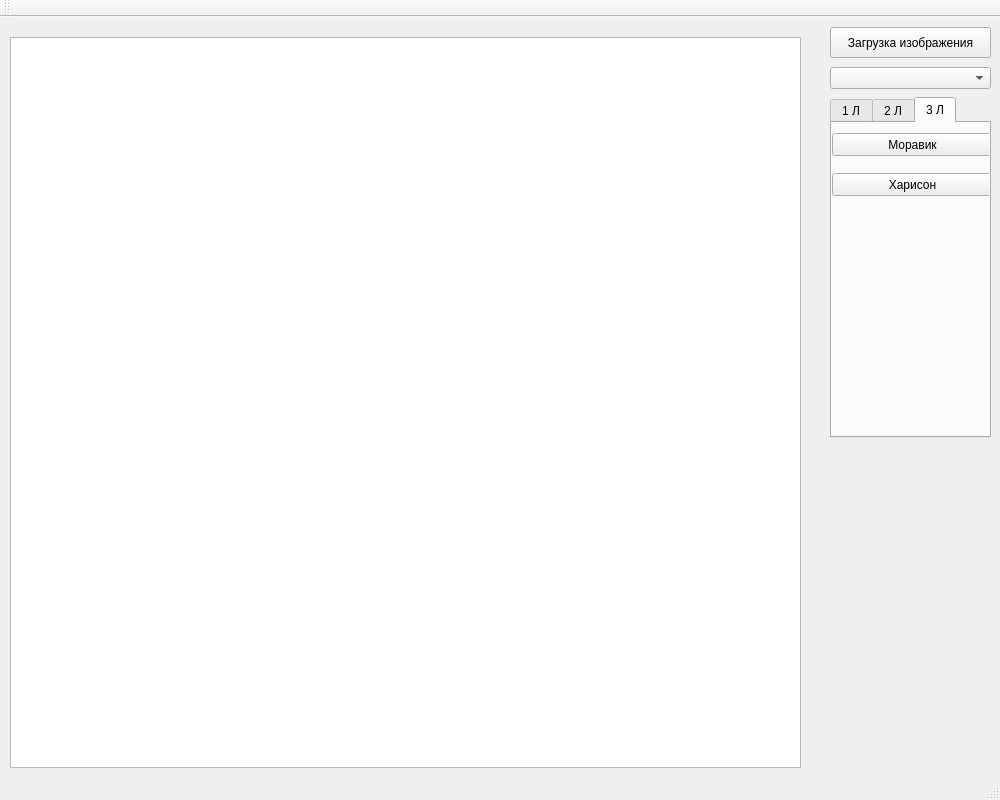
First picture: the form in mainwindow.ui, repository StenFox/Image, before the edit.
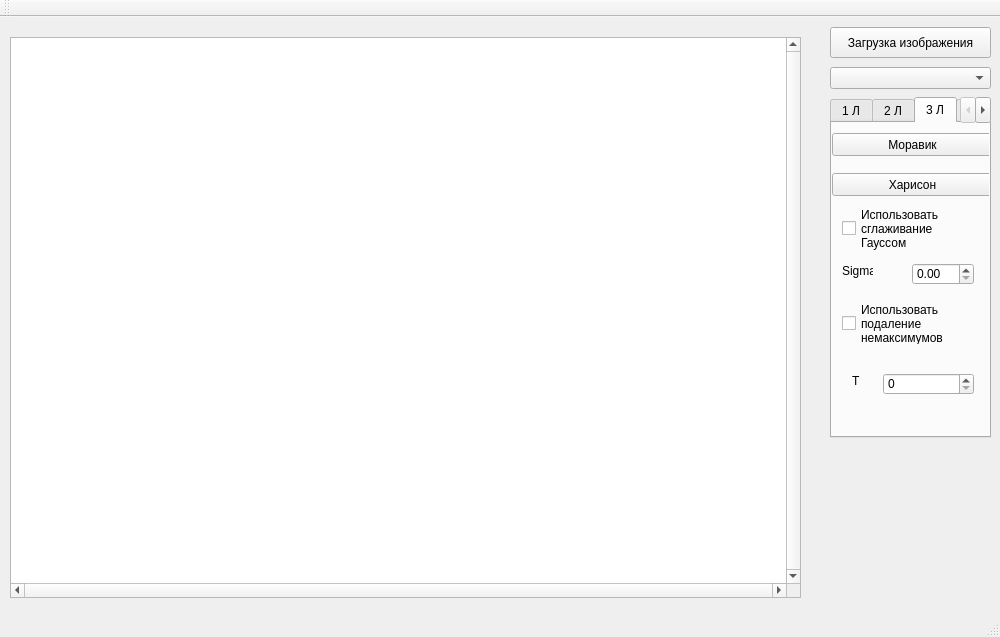
Second picture: the form after the edit. The open tabs and pages were chosen to show the change.

Patch:
```diff
--- a/mainwindow.ui
+++ b/mainwindow.ui
@@ -7,7 +7,7 @@
     <x>0</x>
     <y>0</y>
     <width>1000</width>
-    <height>800</height>
+    <height>637</height>
    </rect>
   </property>
   <property name="windowTitle">
@@ -69,9 +69,18 @@
       <x>10</x>
       <y>20</y>
       <width>791</width>
-      <height>731</height>
+      <height>561</height>
      </rect>
     </property>
+    <property name="verticalScrollBarPolicy">
+     <enum>Qt::ScrollBarAlwaysOn</enum>
+    </property>
+    <property name="horizontalScrollBarPolicy">
+     <enum>Qt::ScrollBarAlwaysOn</enum>
+    </property>
+    <property name="sizeAdjustPolicy">
+     <enum>QAbstractScrollArea::AdjustIgnored</enum>
+    </property>
    </widget>
    <widget class="QTabWidget" name="tabWidget">
     <property name="geometry">
@@ -270,6 +279,135 @@
       </property>
       <property name="text">
        <string>Харисон</string>
+      </property>
+     </widget>
+     <widget class="QCheckBox" name="useGauss">
+      <property name="enabled">
+       <bool>true</bool>
+      </property>
+      <property name="geometry">
+       <rect>
+        <x>10</x>
+        <y>80</y>
+        <width>131</width>
+        <height>51</height>
+       </rect>
+      </property>
+      <property name="text">
+       <string>Использовать 
+сглаживание
+Гауссом</string>
+      </property>
+      <property name="checkable">
+       <bool>true</bool>
+      </property>
+     </widget>
+     <widget class="QDoubleSpinBox" name="sigmaForHarrison">
+      <property name="geometry">
+       <rect>
+        <x>80</x>
+        <y>140</y>
+        <width>62</width>
+        <height>22</height>
+       </rect>
+      </property>
+     </widget>
+     <widget class="QCheckBox" name="useNonMaximum">
+      <property name="geometry">
+       <rect>
+        <x>10</x>
+        <y>180</y>
+        <width>111</width>
+        <height>41</height>
+       </rect>
+      </property>
+      <property name="text">
+       <string>Использовать
+подаление
+немаксимумов</string>
+      </property>
+     </widget>
+     <widget class="QLabel" name="label_Sigma_2">
+      <property name="geometry">
+       <rect>
+        <x>10</x>
+        <y>140</y>
+        <width>31</width>
+        <height>16</height>
+       </rect>
+      </property>
+      <property name="text">
+       <string>Sigma</string>
+      </property>
+     </widget>
+     <widget class="QSpinBox" name="Tvalue">
+      <property name="geometry">
+       <rect>
+        <x>51</x>
+        <y>250</y>
+        <width>91</width>
+        <height>22</height>
+       </rect>
+      </property>
+      <property name="maximum">
+       <number>1000000000</number>
+      </property>
+     </widget>
+     <widget class="QLabel" name="label_Sigma_3">
+      <property name="geometry">
+       <rect>
+        <x>20</x>
+        <y>250</y>
+        <width>16</width>
+        <height>16</height>
+       </rect>
+      </property>
+      <property name="text">
+       <string>T</string>
+      </property>
+     </widget>
+    </widget>
+    <widget class="QWidget" name="tab">
+     <attribute name="title">
+      <string>4Л</string>
+     </attribute>
+     <widget class="QPushButton" name="loadImage1">
+      <property name="geometry">
+       <rect>
+        <x>10</x>
+        <y>10</y>
+        <width>131</width>
+        <height>23</height>
+       </rect>
+      </property>
+      <property name="text">
+       <string>PushButton</string>
+      </property>
+     </widget>
+     <widget class="QPushButton" name="loadImage2">
+      <property name="geometry">
+       <rect>
+        <x>10</x>
+        <y>50</y>
+        <width>131</width>
+        <height>23</height>
+       </rect>
+      </property>
+      <property name="text">
+       <string>PushButton</string>
+      </property>
+     </widget>
+     <widget class="QPushButton" name="showImages">
+      <property name="geometry">
+       <rect>
+        <x>10</x>
+        <y>90</y>
+        <width>131</width>
+        <height>23</height>
+       </rect>
+      </property>
+      <property name="text">
+       <string>PushButton</string>
       </property>
      </widget>
     </widget>
```
Left out of the diff: 2 changed lines with no effect on the pictures.
